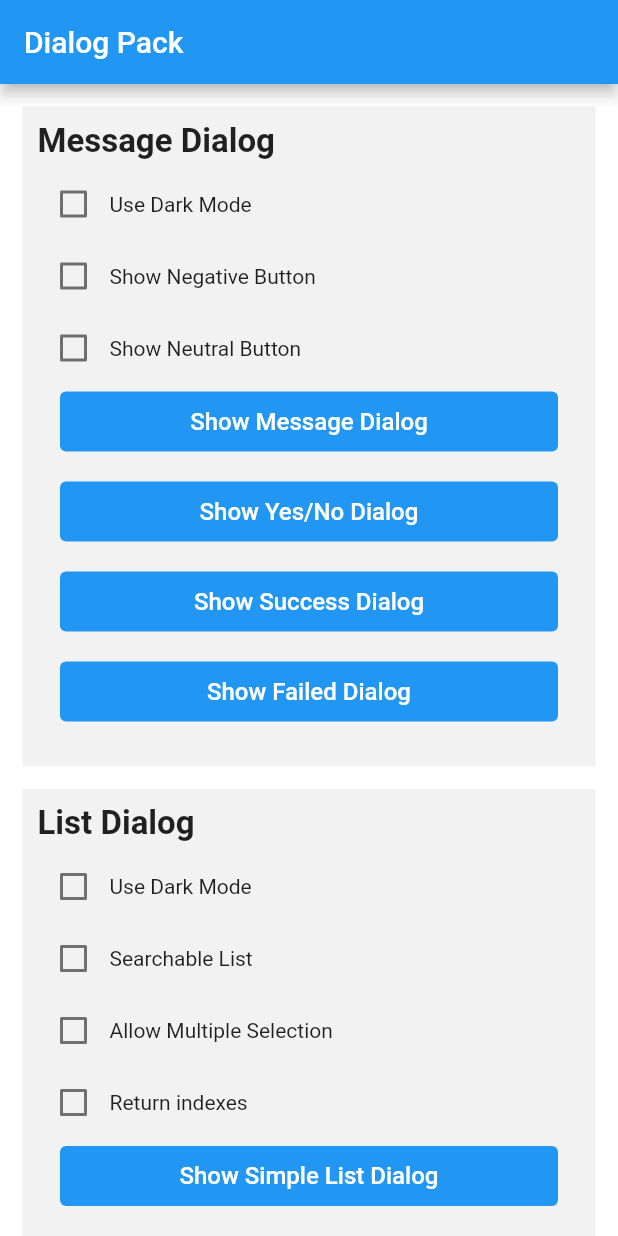
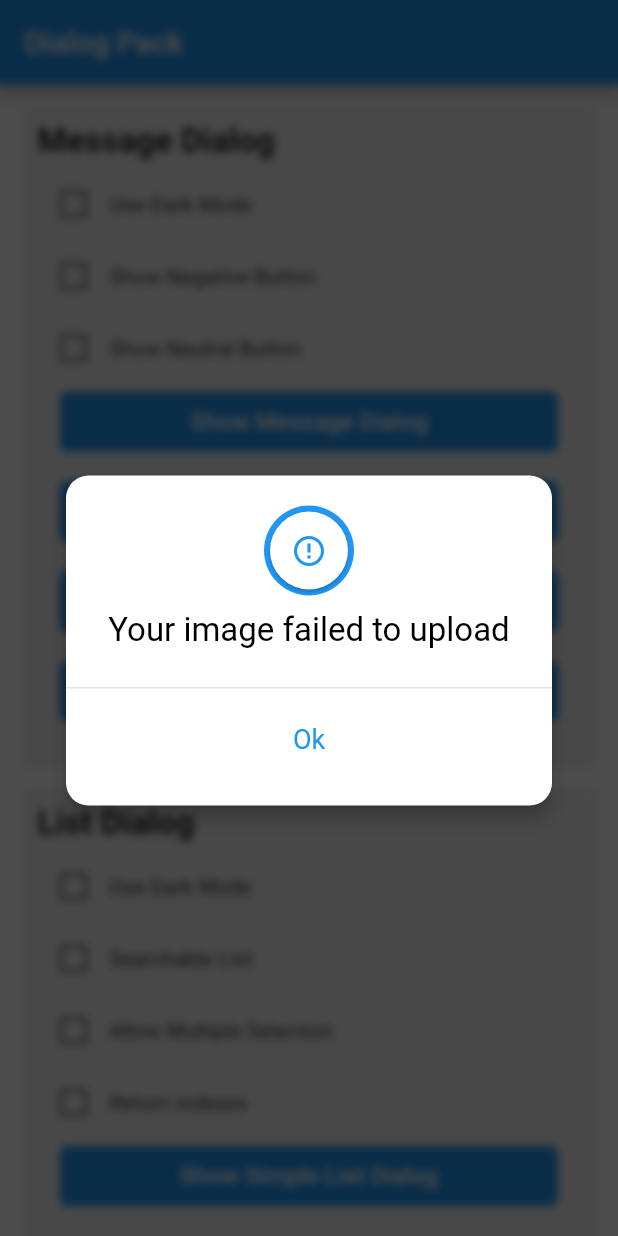
Before and after one commit to johnebere58/dialogpack, a Flutter app: the screen it shows after launch, after a tap on "Show Failed Dialog", on a phone screen of 412 x 824 dp. Run offline on Flutter 3.47's test engine with Material 2 defaults, Android fonts, the phone set to English and light mode, and no system bars; our stand-ins replace get_it; missing offline and left inert: gif.

Commit message:
working on button style

```diff
--- a/lib/src/dialog_manager.dart
+++ b/lib/src/dialog_manager.dart
@@ -78,7 +78,7 @@
             Widget? transition}){
         launchNewScreen(context, MessageDialog(messageDialogModel:
         MessageDialogModel(
-            gif: 'success2.gif',
+            gif: 'assets/success2.gif',
             iconOrImageSize: 120,
             iconOrImageColor: Colors.blue,
             message: message,title: title,
--- a/lib/src/dialogs/message_dialog.dart
+++ b/lib/src/dialogs/message_dialog.dart
@@ -2,11 +2,16 @@
 import 'dart:ui';
 import 'package:dialogpack/dialogpack.dart';
 import 'package:dialogpack/src/assets/color_assets.dart';
+import 'package:dialogpack/src/models/button_placement.dart';
 import 'package:dialogpack/src/models/dialog_button_style.dart';
+import 'package:dialogpack/src/models/dialog_placement.dart';
 import 'package:dialogpack/src/models/dialog_style.dart';
+import 'package:dialogpack/src/models/icon_or_icon_placement.dart';
 import 'package:dialogpack/src/models/image_or_icon_style.dart';
 import 'package:dialogpack/src/models/message_dialog_style.dart';
+import 'package:dialogpack/src/utils/screen_utils.dart';
 import 'package:dialogpack/src/utils/style_utils.dart';
+import 'package:dialogpack/src/utils/widgets/image_or_icon_widget.dart';
 import 'package:flutter/material.dart';
 import 'package:dialogpack/src/assets/string_assets.dart';
 import 'package:dialogpack/src/blocs/message_dialog_controller.dart';
@@ -126,34 +131,56 @@
     Function? negativeClick = messageDialogModel.onNegativeClicked;
     Function? neutralClick = messageDialogModel.onNeutralClicked;
 
+    //The message dialog style
     MessageDialogStyle messageDialogStyle = messageDialogModel.messageDialogStyle ?? DialogManager.globalMessageDialogStyle ?? MessageDialogStyle(dialogButtonStyle: StyleUtils.defaultPositiveButton);
     Color titleTextColor = messageDialogStyle.titleTextColor ?? blackColor;
-    Color messageTextColor = messageDialogStyle.titleTextColor ?? blackColor2;
+    Color messageTextColor = messageDialogStyle.titleTextColor ?? (title==null? titleTextColor: blackColor2);
     double titleTextSize = messageDialogStyle.titleTextSize;
     double messageTextSize = messageDialogStyle.messageTextSize;
-    DialogButtonStyle dialogButtonStyle = messageDialogStyle.dialogButtonStyle;
     Color positiveTextButtonColor = messageDialogStyle.positiveTextButtonColor;
     Color negativeTextButtonColor = messageDialogStyle.negativeTextButtonColor;
     Color neutralTextButtonColor = messageDialogStyle.neutralTextButtonColor;
-    DialogStyle dialogStyle = messageDialogStyle.dialogStyle;
-    ImageOrIconStyle imageOrIconStyle = messageDialogStyle.imageOrIconStyle;
     bool autoDismiss = messageDialogModel.autoDismissAfterClick;
 
+    //The dialog style
+    DialogStyle dialogStyle = messageDialogStyle.dialogStyle;
+    // String? appBanner = dialogStyle.appBanner;
+    double curvedRadius = dialogStyle.curvedRadius;
+    double elevation = dialogStyle.elevation;
+    DialogPlacement dialogPlacement = dialogStyle.dialogPlacement;
+    double margin = dialogStyle.margin;
+
+    //The imageOrIcon style
+    ImageOrIconStyle imageOrIconStyle = messageDialogStyle.imageOrIconStyle;
+    ImageOrIconPlacement imageOrIconPlacement = imageOrIconStyle.imageOrIconPlacement;
+    bool topImageStyle = imageOrIconPlacement==ImageOrIconPlacement.top;
+    double imageOrIconSize = imageOrIconStyle.size;
+
+    //The dialog button style
+    DialogButtonStyle dialogButtonStyle = messageDialogStyle.dialogButtonStyle;
+    ButtonPlacment buttonPlacement = dialogButtonStyle.buttonPlacement;
+    ButtonStyle buttonStyle = dialogButtonStyle.buttonStyle;
+    double buttonSpacing = dialogButtonStyle.spacing;
+
+
     bool hasImage = icon!=null || image!=null || gif!=null;
-    return Align(alignment: Alignment.center,
+    return Align(
+        alignment: dialogPlacement==DialogPlacement.top? Alignment.topCenter:
+                    dialogPlacement==DialogPlacement.bottom? Alignment.bottomCenter
+                    :Alignment.center,
       child: Stack(
         alignment: Alignment.topCenter,
         children: [
           Container(
-            margin:  EdgeInsets.fromLTRB(40, hasImage?(iconOrImageSize/2):0, 40, 0),
+            margin:  EdgeInsets.fromLTRB(margin, (margin+(hasImage?(imageOrIconSize/2):0)), margin, margin),
             width: getScreenWidth(context)>500?500:getScreenWidth(context),
 
             child: Card(
               clipBehavior: Clip.antiAlias,
-              color: whiteColor,elevation: 5,
-              shape: RoundedRectangleBorder(borderRadius: BorderRadius.circular(15)),
+              color: whiteColor,elevation: elevation,
+              shape: RoundedRectangleBorder(borderRadius: BorderRadius.circular(curvedRadius)),
               child: Padding(
-                padding: EdgeInsets.only(top: hasImage?(iconOrImageSize/3):0),
+                padding: EdgeInsets.only(top: topImageStyle && hasImage?(imageOrIconSize/3):0),
                 child: Column(
                   mainAxisSize: MainAxisSize.min,
                   children: <Widget>[
@@ -164,13 +191,16 @@
                         mainAxisSize: MainAxisSize.min,
                         children: [
 
+                          if(!topImageStyle && hasImage)
+                            Container(
+                                margin: const EdgeInsets.only(bottom: 10),
+                                child: ImageOrIconWidget(messageDialogModel: messageDialogModel, imageOrIconStyle: imageOrIconStyle)),
 
-                          // addSpace(10),
                           if(title!=null)Container(
                             margin: const EdgeInsets.only(bottom: 5),
                             child: Text(
                               title,
-                              style: textStyle(true, 20, titleTextColor??blackColor),
+                              style: textStyle(true, titleTextSize, titleTextColor),
                               textAlign: TextAlign.center,
                             ),
                           ),
@@ -179,9 +209,8 @@
                               child: Text(
                                 message,
                                 style: textStyle(false,
-                                    title==null?20:
-                                    16,
-                                    title==null?blackColor:( messageTextColor ?? blackColor2)),
+                                    title==null?messageTextSize + 5: messageTextSize,
+                                    (messageTextColor)),
                                 textAlign: TextAlign.center,
 //                                    maxLines: 1,
                               ),
@@ -203,7 +232,7 @@
                           Container(
                             margin: const EdgeInsets.fromLTRB(5, 0, 5, 0),
                             child: TextButton(
-                                style: ,
+                                style: buttonStyle,
                                 onPressed: () {
                                   if(autoDismiss){
                                     closePage(() async {
@@ -217,15 +246,14 @@
                                 },
                                 child: Text(
                                   positiveText,
-                                  maxLines: 1,
+                                  style: TextStyle(color: positiveTextButtonColor),
                                 )),
                           ),
                           // if(noText!=null)addSpaceWidth(10),
                           if(negativeText!=null)Container(
                               margin: const EdgeInsets.fromLTRB(5, 0, 5, 0),
                             child: TextButton(
-                                style: ,
-//                                    color: blue3,
+                                style: buttonStyle,
                                 onPressed: () {
                                   if(autoDismiss){
                                     closePage(()async{
@@ -238,13 +266,14 @@
                                   }
                                 },
                                 child: Text(
-                                  negativeText,maxLines: 1,
+                                  negativeText,
+                                  style: TextStyle(color: negativeTextButtonColor),
                                 )),
                           ),
                           if(neutralText!=null)Container(
                               margin: const EdgeInsets.fromLTRB(5, 0, 5, 0),
                             child: TextButton(
-                                style: ,
+                                style: buttonStyle,
                                 onPressed: () {
                                   if(autoDismiss) {
                                     closePage(() async {
@@ -258,7 +287,8 @@
                                   }
                                 },
                                 child: Text(
-                                  neutralText,maxLines: 1,
+                                  neutralText,
+                                  style: TextStyle(color: neutralTextButtonColor),
                                 )),
                           ),
 
@@ -271,52 +301,8 @@
               ),
             ),
           ),
-          if(hasImage)Container(
-              decoration: BoxDecoration(
-                  color: whiteColor,shape: BoxShape.circle
-              ),
-              width: iconOrImageSize,height: iconOrImageSize,
-              // margin: EdgeInsets.only(bottom: 10),
-              child:
-              gif!=null?
-              Gif(
-                image: AssetImage("assets/$gif",package: "dialogpack",),
-                color: iconOrImageColor,
-                placeholder: (c)=>Container(),
-                // controller: _controller, // if duration and fps is null, original gif fps will be used.
-                //fps: 30,
-                //duration: const Duration(seconds: 3),
-                autostart: Autostart.once,
-                // placeholder: (context) => const Text('Loading...'),
-                // onFetchCompleted: () {
-                //   _controller.reset();
-                //   _controller.forward();
-                // },
-              ):
-              // GifView.asset("packages/dialogpack/lib/assets/$gif",loop: false,
-              //   frameRate: 35,color: iconOrImageColor,
-              // )
-              // FutureBuilder(builder: (c,s){
-              //
-              //   if(!s.hasData)return Container();
-              //   return GifView.asset(s.data.toString(),loop: false,
-              //     frameRate: 35,color: iconOrImageColor,
-              //   );
-              // },future: loadGif(gif),)
-
-              (icon == null && image !=null)
-                  ? (Image.asset(
-                image,
-                color: iconOrImageColor,package: "dialogpack",
-                // width: 45,
-                // height: 45,
-              ))
-                  : Icon(
-                icon,
-                color: iconOrImageColor,
-                // size: 75,
-              )
-          ),
+          if(topImageStyle && hasImage)
+            ImageOrIconWidget(messageDialogModel: messageDialogModel, imageOrIconStyle: imageOrIconStyle),
 
         ],
       ),
--- a/lib/src/models/dialog_style.dart
+++ b/lib/src/models/dialog_style.dart
@@ -7,7 +7,7 @@
    final double curvedRadius;
    final double elevation;
    final DialogPlacement dialogPlacement;
-   final double? margin;
+   final double margin;
 
    const DialogStyle({this.appBanner,
      this.curvedRadius=15.0,
--- a/lib/src/utils/widget_utils.dart
+++ b/lib/src/utils/widget_utils.dart
@@ -1,9 +1,9 @@
 import 'dart:io';
 
 import 'package:dialogpack/src/assets/color_assets.dart';
+import 'package:dialogpack/src/utils/transitions.dart';
 import 'package:flutter/cupertino.dart';
 import 'package:flutter/material.dart';
-import 'package:dialogpack/src/utils/transitions.dart';
 
  Container addLine(
     double size, Color color, double left, double top, double right, double bottom) {
@@ -65,9 +65,9 @@
   },) :
   PageRouteBuilder(
       transitionsBuilder:
-      fade?Transition.fadeTransition:
-      slideUp?Transition.slideUpTransition:
-      transitionBuilder?? Transition.slideTransition,
+      fade?fadeTransition:
+      slideUp?slideUpTransition:
+      transitionBuilder?? slideTransition,
       transitionDuration: transitionDuration??const Duration(milliseconds: 300),
       opaque: opaque,
       pageBuilder: (context, _, __) {
--- /dev/null
+++ b/lib/src/utils/widgets/image_or_icon_widget.dart
@@ -0,0 +1,72 @@
+
+import 'package:dialogpack/dialogpack.dart';
+import 'package:dialogpack/src/models/image_or_icon_style.dart';
+import 'package:flutter/material.dart';
+import 'package:gif/gif.dart';
+
+class ImageOrIconWidget extends StatefulWidget {
+  final ImageOrIconStyle imageOrIconStyle;
+  final MessageDialogModel messageDialogModel;
+  const ImageOrIconWidget({required this.messageDialogModel,required this.imageOrIconStyle,Key? key}) : super(key: key);
+
+  @override
+  _ImageOrIconWidgetState createState() => _ImageOrIconWidgetState();
+}
+
+class _ImageOrIconWidgetState extends State<ImageOrIconWidget> {
+
+  late ImageOrIconStyle imageOrIconStyle;
+  late MessageDialogModel messageDialogModel;
+  @override
+  void initState() {
+    super.initState();
+    imageOrIconStyle = widget.imageOrIconStyle;
+    messageDialogModel = widget.messageDialogModel;
+  }
+
+  @override
+  Widget build(BuildContext context) {
+
+    IconData? icon = messageDialogModel.icon;
+    String? image = messageDialogModel.assetImage;
+    String? gif = messageDialogModel.gif;
+    double imageOrIconSize = imageOrIconStyle.size;
+    ShapeBorder shape = imageOrIconStyle.shape;
+    Color imageOrIconColor = imageOrIconStyle.color;
+    double imageOrIconMargin = imageOrIconStyle.margin;
+    double imageOrIconPadding = imageOrIconStyle.padding;
+
+    return Container(
+      margin: EdgeInsets.all(imageOrIconMargin),
+        decoration: BoxDecoration(
+            color: imageOrIconColor,shape: BoxShape.circle
+        ),
+        width: imageOrIconSize,height: imageOrIconSize,
+        child:
+        Card(
+          shape: shape,
+          child: Padding(
+            padding: EdgeInsets.all(imageOrIconPadding),
+            child: gif!=null?
+            Gif(
+              image: AssetImage(gif,package: "dialogpack",),
+              color: imageOrIconColor,
+              placeholder: (c)=>Container(),
+              autostart: Autostart.once,
+            ):
+
+            (icon == null && image !=null)
+                ? (Image.asset(
+              image,
+              color: imageOrIconColor,package: "dialogpack",
+            ))
+                : Icon(
+              icon,
+              color: imageOrIconColor,
+              // size: 75,
+            ),
+          )
+        )
+    );
+  }
+}
```
Also changed, not shown: lib/src/utils/screen_utils.dart (+2 -6 lines), lib/src/utils/transitions.dart (+4 -6 lines).
